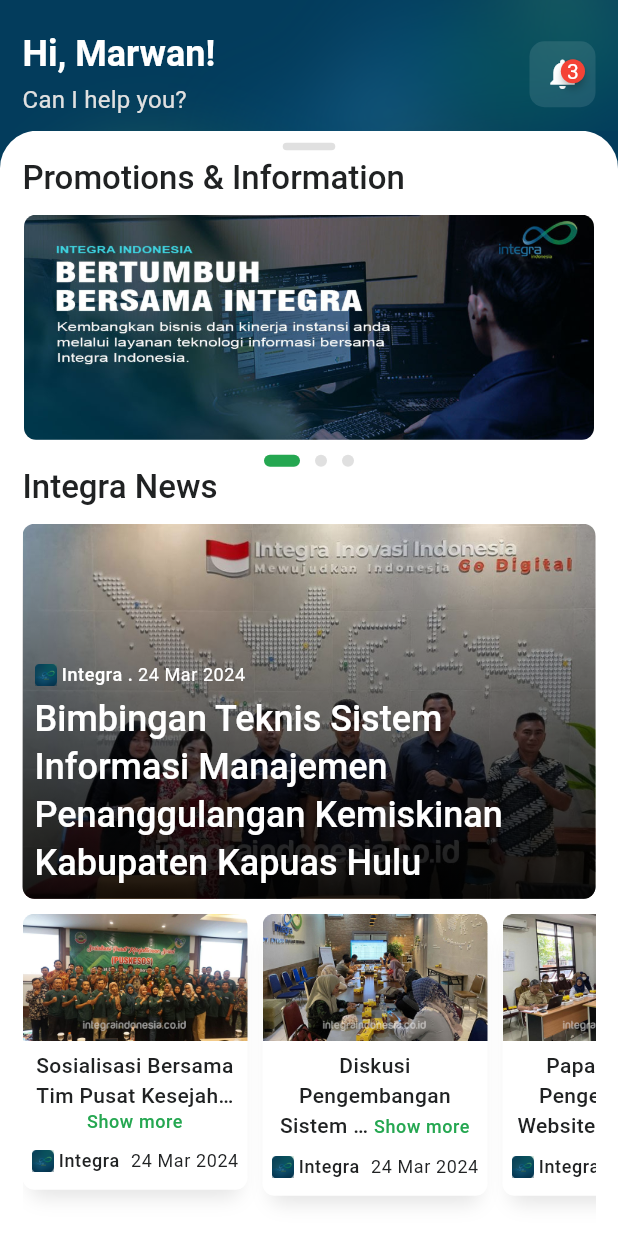
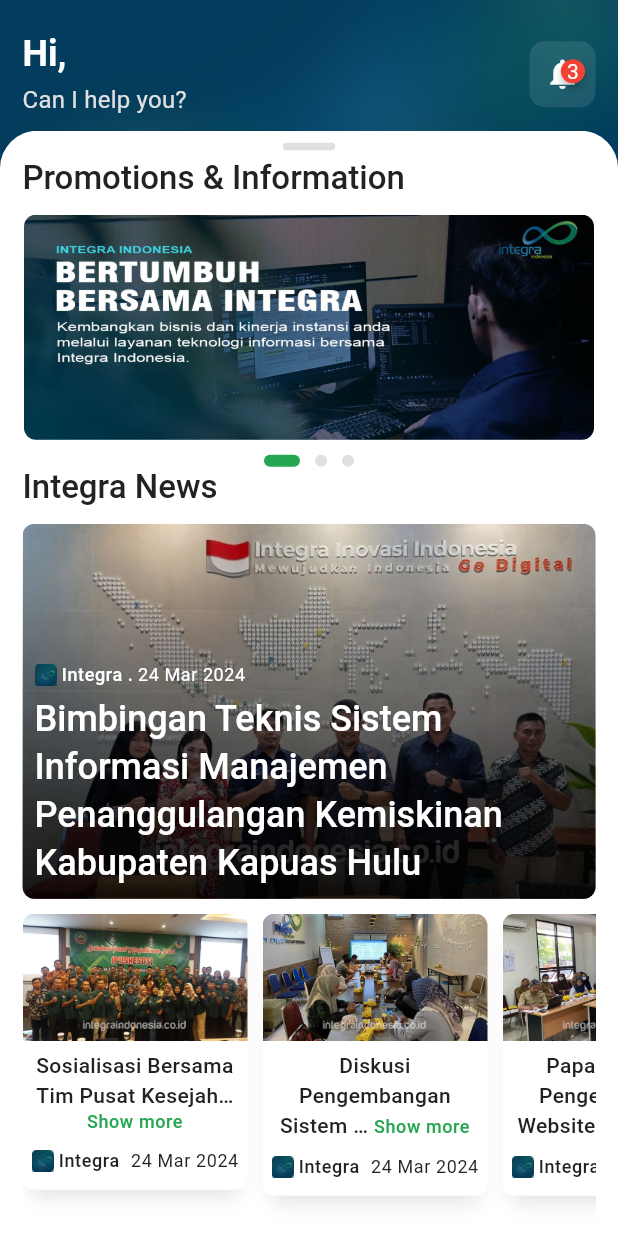
Before and after one commit to marwansaputro/aplikasi_pengaduan_flutter, a Flutter app: the ScreenBeranda screen opened directly, on a phone screen of 412 x 824 dp. Run offline on Flutter 3.47's test engine with Material 3 defaults, Android fonts, the phone set to English and light mode, and no system bars; drawn by our look-alikes of badges, readmore, smooth_page_indicator; our stand-ins replace basic_utils, bloc, convex_bottom_bar, country_code_picker, dio, dotted_border and 9 more; missing offline and left inert: intro_screen_onboarding_flutter, pusher_beams, svg_icon; accounts and stored records are empty; generated files the repository leaves out were written again; network calls fail.

Commit message:
add bloc into notification dan complaint history

```diff
--- a/lib/bloc/bloc_authentication_state.dart
+++ b/lib/bloc/bloc_authentication_state.dart
@@ -4,25 +4,35 @@ class BlocAuthenticationState extends Equatable {
   const BlocAuthenticationState._({
     this.status = AuthenticationStatus.unknown,
     this.user,
+    this.statuGetteringUser = FormzSubmissionStatus.initial,
   });
 
   const BlocAuthenticationState.unknown() : this._();
 
   const BlocAuthenticationState.authenticated(ModelUser user)
-      : this._(status: AuthenticationStatus.authenticated, user: user);
+      : this._(
+          status: AuthenticationStatus.authenticated,
+          user: user,
+        );
 
   const BlocAuthenticationState.unauthenticated()
       : this._(status: AuthenticationStatus.unauthenticated);
 
   BlocAuthenticationState copyWith(
-      {AuthenticationStatus? status, ModelUser? user}) {
+      {AuthenticationStatus? status,
+      ModelUser? user,
+      FormzSubmissionStatus? statuGetteringUser}) {
     return BlocAuthenticationState._(
-        status: status ?? this.status, user: user ?? this.user);
+        status: status ?? this.status,
+        user: user ?? this.user,
+        statuGetteringUser: statuGetteringUser ?? this.statuGetteringUser);
   }
 
   final AuthenticationStatus status;
   final ModelUser? user;
 
+  final FormzSubmissionStatus statuGetteringUser;
+
   @override
   List<Object?> get props => [status, user];
 }
--- a/lib/screens/beranda/section_beranda/section_notification.dart
+++ b/lib/screens/beranda/section_beranda/section_notification.dart
@@ -1,5 +1,9 @@
 import 'package:badges/badges.dart' as badges;
+import 'package:basic_utils/basic_utils.dart';
 import 'package:flutter/material.dart';
+import 'package:flutter_bloc/flutter_bloc.dart';
+import 'package:formz/formz.dart';
+import 'package:integra_mobile/bloc/bloc.dart';
 import 'package:integra_mobile/layout/column.dart';
 import 'package:integra_mobile/layout/padding.dart';
 import 'package:integra_mobile/layout/row.dart';
@@ -24,25 +28,50 @@ class SectionNotification extends StatelessWidget {
             child: IRow(
               mainAxisAlignment: MainAxisAlignment.spaceBetween,
               children: [
-                IColumn(
+                BlocBuilder<AuthenticationBloc, BlocAuthenticationState>(
+                    buildWhen: (previous, current) =>
+                        previous.user != current.user ||
+                        previous.statuGetteringUser !=
+                            current.statuGetteringUser,
+                    builder: (context, state) {
+                      return IColumn(
                         crossAxisAlignment: CrossAxisAlignment.start,
                         gap: 3,
                         children: [
-                    Text(
-                      'Hi, Marwan!',
-                      style:
-                          Theme.of(context).textTheme.headlineSmall?.copyWith(
+                          state.statuGetteringUser.isInProgress
+                              ? SizedBox(
+                                  height: Theme.of(context)
+                                      .textTheme
+                                      .headlineSmall
+                                      ?.fontSize,
+                                  width: Theme.of(context)
+                                      .textTheme
+                                      .headlineSmall
+                                      ?.fontSize,
+                                  child: const CircularProgressIndicator(),
+                                )
+                              : Text(
+                                  'Hi, ${StringUtils.capitalize(state.user?.name.toString() ?? '')}',
+                                  style: Theme.of(context)
+                                      .textTheme
+                                      .headlineSmall
+                                      ?.copyWith(
                                         color: white,
                                         fontWeight: FontWeight.w600,
                                       ),
                                 ),
                           Text(
                             'Can I help you?',
-                      style: Theme.of(context).textTheme.titleMedium?.copyWith(
-                          color: primaryGrey, fontWeight: FontWeight.w400),
+                            style: Theme.of(context)
+                                .textTheme
+                                .titleMedium
+                                ?.copyWith(
+                                    color: primaryGrey,
+                                    fontWeight: FontWeight.w400),
                           )
                         ],
-                ),
+                      );
+                    }),
                 InkWell(
                   borderRadius: BorderRadius.circular(10),
                   onTap: () {
--- a/lib/screens/profile/section_profile/history/section_history/detail/screen_detail_complaint.dart
+++ b/lib/screens/profile/section_profile/history/section_history/detail/screen_detail_complaint.dart
@@ -4,6 +4,12 @@ import 'package:integra_mobile/value/theme.dart';
 
 class ScreenDetailComplaint extends StatefulWidget {
   const ScreenDetailComplaint({super.key});
+
+  static Route() {
+    MaterialPageRoute(
+      builder: (context) => const ScreenDetailComplaint(),
+    );
+  }
 
   @override
   State<ScreenDetailComplaint> createState() => _ScreenDetailComplaintState();
--- a/pubspec.yaml
+++ b/pubspec.yaml
@@ -58,6 +58,7 @@ dependencies:
   json_annotation: ^4.9.0
   pretty_dio_logger: ^1.3.1
   shared_preferences: ^2.2.3
+  basic_utils: ^5.7.0
 
 dev_dependencies:
   flutter_test:
```
Also changed, not shown: lib/bloc/bloc_authentication.dart (+11 -0 lines), lib/screens/profile/section_profile/history/section_history/section_list_history.dart (+8 -102 lines), lib/share/widget/mocullar/items/item_history.dart (added, +95 -0 lines), pubspec.lock. Lines whose indentation alone changed are shown as unchanged.
